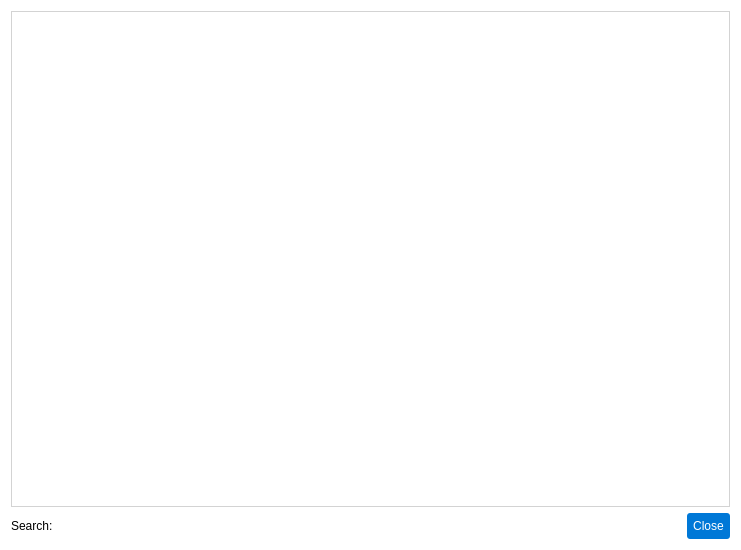
This is pastrocore/gui_pyside/dialog_catalog.ui in Torward1024/pAstroCORE as Qt 5 draws it before an edit. The edited form follows.
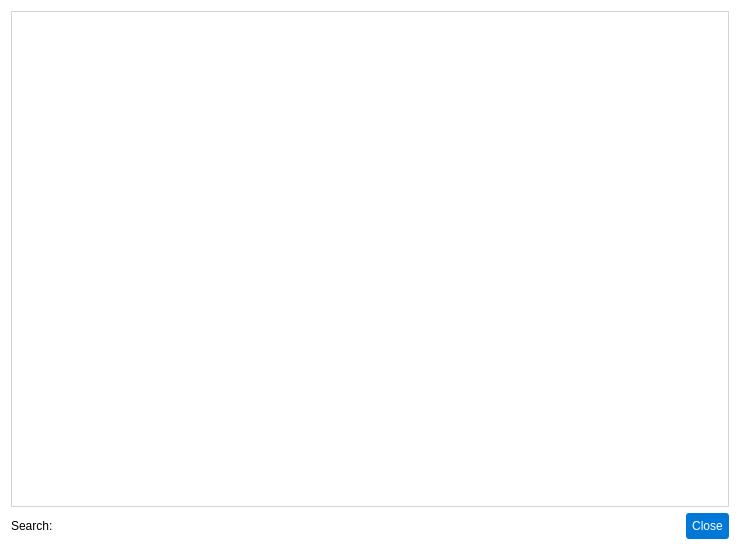
This is the edited form. Icons and pictures are not drawn.

Diff of the .ui file:
```diff
--- a/pastrocore/gui_pyside/dialog_catalog.ui
+++ b/pastrocore/gui_pyside/dialog_catalog.ui
@@ -9,7 +9,7 @@
    <rect>
     <x>0</x>
     <y>0</y>
-    <width>741</width>
+    <width>740</width>
     <height>550</height>
    </rect>
   </property>
@@ -19,6 +19,18 @@
     <verstretch>0</verstretch>
    </sizepolicy>
   </property>
+  <property name="minimumSize">
+   <size>
+    <width>740</width>
+    <height>550</height>
+   </size>
+  </property>
+  <property name="maximumSize">
+   <size>
+    <width>740</width>
+    <height>550</height>
+   </size>
+  </property>
   <property name="windowTitle">
    <string>Dialog</string>
   </property>
```
